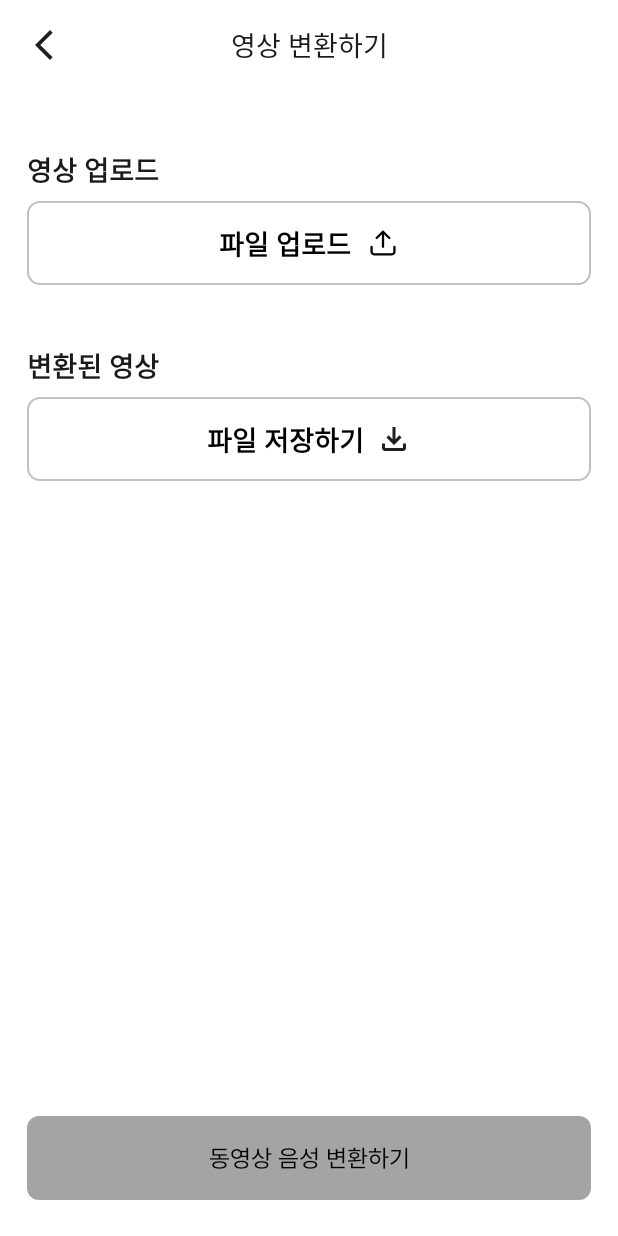
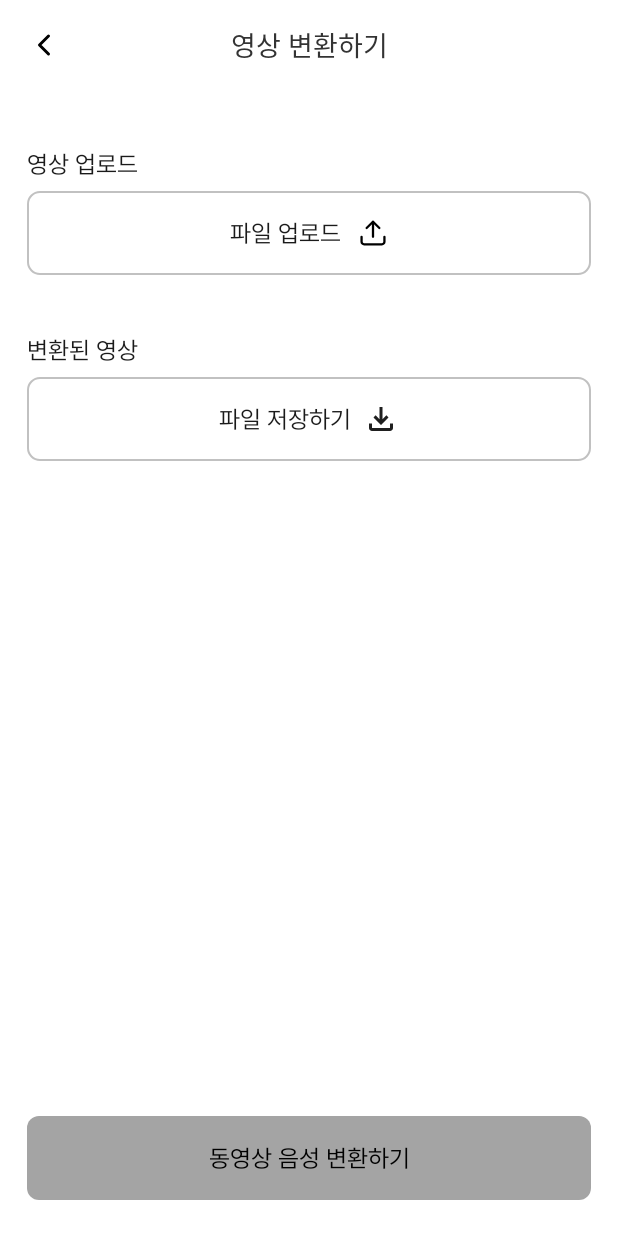
Before and after one commit to Conan-Capstone-design/Android, an Android app: the VideoActivity screen opened directly, with no data from a screen before it, on a phone screen of 412 x 824 dp. Run offline under Robolectric (Android 15) with nearby library versions, the phone set to English and light mode, and no system bars.

Commit message:
fix: home화면,video화면 최종 수정 #11

```diff
--- /dev/null
+++ b/app/src/main/java/com/example/android/TtsActivity.kt
@@ -0,0 +1,4 @@
+package com.example.android
+
+class TtsActivity {
+}
--- a/app/src/main/res/drawable/ic_arrow_back.xml
+++ b/app/src/main/res/drawable/ic_arrow_back.xml
@@ -1,9 +1,13 @@
 <vector xmlns:android="http://schemas.android.com/apk/res/android"
     android:width="24dp"
     android:height="24dp"
-    android:viewportWidth="960"
-    android:viewportHeight="960">
+    android:viewportWidth="24"
+    android:viewportHeight="24">
   <path
-      android:pathData="M640,880 L240,480l400,-400 71,71 -329,329 329,329 -71,71Z"
-      android:fillColor="#1f1f1f"/>
+      android:pathData="M15,18L9,12L15,6"
+      android:strokeLineJoin="round"
+      android:strokeWidth="2"
+      android:fillColor="#00000000"
+      android:strokeColor="#000000"
+      android:strokeLineCap="round"/>
 </vector>
--- a/app/src/main/res/drawable/ic_close.xml
+++ b/app/src/main/res/drawable/ic_close.xml
@@ -1,9 +1,24 @@
 <vector xmlns:android="http://schemas.android.com/apk/res/android"
     android:width="24dp"
     android:height="24dp"
-    android:viewportWidth="960"
-    android:viewportHeight="960">
+    android:viewportWidth="24"
+    android:viewportHeight="24">
   <path
-      android:pathData="m336,680 l144,-144 144,144 56,-56 -144,-144 144,-144 -56,-56 -144,144 -144,-144 -56,56 144,144 -144,144 56,56ZM480,880q-83,0 -156,-31.5T197,763q-54,-54 -85.5,-127T80,480q0,-83 31.5,-156T197,197q54,-54 127,-85.5T480,80q83,0 156,31.5T763,197q54,54 85.5,127T880,480q0,83 -31.5,156T763,763q-54,54 -127,85.5T480,880ZM480,800q134,0 227,-93t93,-227q0,-134 -93,-227t-227,-93q-134,0 -227,93t-93,227q0,134 93,227t227,93ZM480,480Z"
-      android:fillColor="#1f1f1f"/>
+      android:pathData="M12.001,22C17.524,22 22.001,17.523 22.001,12C22.001,6.477 17.524,2 12.001,2C6.478,2 2.001,6.477 2.001,12C2.001,17.523 6.478,22 12.001,22Z"
+      android:fillColor="#1A1A1A"
+      android:fillAlpha="0.5"/>
+  <path
+      android:pathData="M14.827,9.171L9.17,14.828"
+      android:strokeLineJoin="round"
+      android:strokeWidth="1.5"
+      android:fillColor="#00000000"
+      android:strokeColor="#ffffff"
+      android:strokeLineCap="round"/>
+  <path
+      android:pathData="M9.173,9.171L14.83,14.828"
+      android:strokeLineJoin="round"
+      android:strokeWidth="1.5"
+      android:fillColor="#00000000"
+      android:strokeColor="#ffffff"
+      android:strokeLineCap="round"/>
 </vector>
--- a/app/src/main/res/drawable/ic_pause.xml
+++ b/app/src/main/res/drawable/ic_pause.xml
@@ -1,5 +1,21 @@
-<vector xmlns:android="http://schemas.android.com/apk/res/android" android:height="80dp" android:viewportHeight="960" android:viewportWidth="960" android:width="80dp">
-
-    <path android:fillColor="#1f1f1f" android:pathData="M360,640h80v-320h-80v320ZM520,640h80v-320h-80v320ZM480,880q-83,0 -156,-31.5T197,763q-54,-54 -85.5,-127T80,480q0,-83 31.5,-156T197,197q54,-54 127,-85.5T480,80q83,0 156,31.5T763,197q54,54 85.5,127T880,480q0,83 -31.5,156T763,763q-54,54 -127,85.5T480,880ZM480,800q134,0 227,-93t93,-227q0,-134 -93,-227t-227,-93q-134,0 -227,93t-93,227q0,134 93,227t227,93ZM480,480Z"/>
-
+<vector xmlns:android="http://schemas.android.com/apk/res/android"
+    android:width="80dp"
+    android:height="80dp"
+    android:viewportWidth="80"
+    android:viewportHeight="80">
+  <path
+      android:pathData="M40,40m-38.5,0a38.5,38.5 0,1 1,77 0a38.5,38.5 0,1 1,-77 0"
+      android:strokeWidth="3"
+      android:fillColor="#00000000"
+      android:strokeColor="#000000"/>
+  <path
+      android:strokeWidth="1"
+      android:pathData="M28.877,19.5L28.877,19.5A2.377,2.377 0,0 1,31.254 21.877L31.254,58.615A2.377,2.377 0,0 1,28.877 60.992L28.877,60.992A2.377,2.377 0,0 1,26.5 58.615L26.5,21.877A2.377,2.377 0,0 1,28.877 19.5z"
+      android:fillColor="#000000"
+      android:strokeColor="#000000"/>
+  <path
+      android:strokeWidth="1"
+      android:pathData="M50.123,19.5L50.123,19.5A2.377,2.377 0,0 1,52.5 21.877L52.5,58.615A2.377,2.377 0,0 1,50.123 60.992L50.123,60.992A2.377,2.377 0,0 1,47.746 58.615L47.746,21.877A2.377,2.377 0,0 1,50.123 19.5z"
+      android:fillColor="#000000"
+      android:strokeColor="#000000"/>
 </vector>
--- a/app/src/main/res/drawable/ic_play.xml
+++ b/app/src/main/res/drawable/ic_play.xml
@@ -1,5 +1,16 @@
-<vector xmlns:android="http://schemas.android.com/apk/res/android" android:height="80dp" android:viewportHeight="960" android:viewportWidth="960" android:width="80dp">
-
-    <path android:fillColor="#1f1f1f" android:pathData="m380,660 l280,-180 -280,-180v360ZM480,880q-83,0 -156,-31.5T197,763q-54,-54 -85.5,-127T80,480q0,-83 31.5,-156T197,197q54,-54 127,-85.5T480,80q83,0 156,31.5T763,197q54,54 85.5,127T880,480q0,83 -31.5,156T763,763q-54,54 -127,85.5T480,880ZM480,800q134,0 227,-93t93,-227q0,-134 -93,-227t-227,-93q-134,0 -227,93t-93,227q0,134 93,227t227,93ZM480,480Z"/>
-
+<vector xmlns:android="http://schemas.android.com/apk/res/android"
+    android:width="80dp"
+    android:height="80dp"
+    android:viewportWidth="80"
+    android:viewportHeight="80">
+  <path
+      android:pathData="M40,40m-38.5,0a38.5,38.5 0,1 1,77 0a38.5,38.5 0,1 1,-77 0"
+      android:strokeWidth="3"
+      android:fillColor="#00000000"
+      android:strokeColor="#000000"/>
+  <path
+      android:pathData="M58.777,40.394C59.075,40.586 59.081,41.011 58.808,41.214L58.749,41.251L29.532,57.45C29.193,57.638 28.778,57.384 28.79,56.996L29.922,22.708C29.934,22.344 30.314,22.123 30.63,22.27L30.693,22.305L58.777,40.394Z"
+      android:strokeWidth="3"
+      android:fillColor="#000000"
+      android:strokeColor="#000000"/>
 </vector>
--- a/app/src/main/res/layout/activity_video.xml
+++ b/app/src/main/res/layout/activity_video.xml
@@ -22,6 +22,7 @@
         android:text="영상 변환하기"
         android:textSize="18dp"
         android:fontFamily="@font/suit_medium"
+        android:textColor="@color/black02"
         app:layout_constraintTop_toTopOf="@id/Video_toolbar"
         app:layout_constraintBottom_toBottomOf="@id/Video_toolbar"
         app:layout_constraintStart_toStartOf="@id/Video_toolbar"
@@ -43,8 +44,9 @@
         android:layout_width="wrap_content"
         android:layout_height="wrap_content"
         android:text="영상 업로드"
-        android:textSize="18sp"
-        android:textStyle="bold"
+        android:fontFamily="@font/suit_regular"
+        android:textColor="@color/Gray900"
+        android:textSize="16dp"
         android:layout_marginTop="40dp"
         app:layout_constraintStart_toStartOf="parent"
         app:layout_constraintTop_toBottomOf="@id/Video_toolbar"
@@ -71,9 +73,9 @@
             android:layout_width="wrap_content"
             android:layout_height="wrap_content"
             android:text="파일 업로드"
-            android:textSize="18sp"
-            android:textStyle="bold"
-            android:textColor="#000000"
+            android:fontFamily="@font/suit_regular"
+            android:textColor="@color/Gray900"
+            android:textSize="16dp"
             app:layout_constraintTop_toTopOf="parent"
             app:layout_constraintBottom_toBottomOf="parent"
             app:layout_constraintEnd_toStartOf="@id/iv_upload"
@@ -113,8 +115,8 @@
 
         <ImageButton
             android:id="@+id/btnPlayVideo"
-            android:layout_width="64dp"
-            android:layout_height="64dp"
+            android:layout_width="80dp"
+            android:layout_height="80dp"
             android:src="@drawable/ic_play"
             android:background="@android:color/transparent"
             android:visibility="gone"
@@ -125,8 +127,8 @@
 
         <ImageButton
             android:id="@+id/btnPauseVideo"
-            android:layout_width="64dp"
-            android:layout_height="64dp"
+            android:layout_width="80dp"
+            android:layout_height="80dp"
             android:src="@drawable/ic_pause"
             android:background="@android:color/transparent"
             android:visibility="gone"
@@ -140,7 +142,6 @@
             android:layout_width="24dp"
             android:layout_height="24dp"
             android:src="@drawable/ic_close"
-            android:background="@android:color/transparent"
             android:visibility="gone"
             app:layout_constraintTop_toTopOf="parent"
             app:layout_constraintEnd_toEndOf="parent"
@@ -153,8 +154,9 @@
         android:layout_width="wrap_content"
         android:layout_height="wrap_content"
         android:text="변환된 영상"
-        android:textSize="18sp"
-        android:textStyle="bold"
+        android:fontFamily="@font/suit_regular"
+        android:textColor="@color/Gray900"
+        android:textSize="16dp"
         app:layout_constraintTop_toBottomOf="@id/btn_upload"
         app:layout_constraintStart_toStartOf="parent"
         android:layout_marginStart="18dp"
@@ -180,9 +182,9 @@
             android:layout_width="wrap_content"
             android:layout_height="wrap_content"
             android:text="파일 저장하기"
-            android:textSize="18sp"
-            android:textStyle="bold"
-            android:textColor="#000000"
+            android:fontFamily="@font/suit_regular"
+            android:textColor="@color/Gray900"
+            android:textSize="16dp"
             app:layout_constraintTop_toTopOf="parent"
             app:layout_constraintBottom_toBottomOf="parent"
             app:layout_constraintEnd_toStartOf="@id/iv_save"
@@ -223,8 +225,8 @@
 
         <ImageButton
             android:id="@+id/btnPlayVideo2"
-            android:layout_width="64dp"
-            android:layout_height="64dp"
+            android:layout_width="80dp"
+            android:layout_height="80dp"
             android:src="@drawable/ic_play"
             android:background="@android:color/transparent"
             android:visibility="gone"
@@ -235,8 +237,8 @@
 
         <ImageButton
             android:id="@+id/btnPauseVideo2"
-            android:layout_width="64dp"
-            android:layout_height="64dp"
+            android:layout_width="80dp"
+            android:layout_height="80dp"
             android:src="@drawable/ic_pause"
             android:background="@android:color/transparent"
             android:visibility="gone"
--- a/app/src/main/res/values/colors.xml
+++ b/app/src/main/res/values/colors.xml
@@ -2,6 +2,8 @@
 <resources>
     <color name="black">#FF000000</color>
     <color name="white">#FFFFFFFF</color>
+    <color name="black01">#000000</color>
+    <color name="black02">#333333</color>
 
     <color name="conan01">#112A4C</color>
     <color name="conan">#1F4985</color>
```
Also changed, not shown: app/src/main/java/com/example/android/FragmentHome.kt (+20 -9 lines), app/src/main/res/drawable/arrow_blue.xml (added, +9 -0 lines), app/src/main/res/drawable/arrow_lightblue.xml (added, +9 -0 lines), app/src/main/res/drawable/rounded_seekbar_progress1.xml (deleted, +0 -31 lines), app/src/main/res/drawable/rounded_seekbar_progress2.xml (deleted, +0 -31 lines), app/src/main/res/drawable/seekbar.xml (added, +24 -0 lines), app/src/main/res/drawable/seekbar_blue.xml (added, +24 -0 lines), app/src/main/res/drawable/thumb.xml (added, +7 -0 lines), app/src/main/res/layout/fragment_home.xml (+74 -41 lines).
